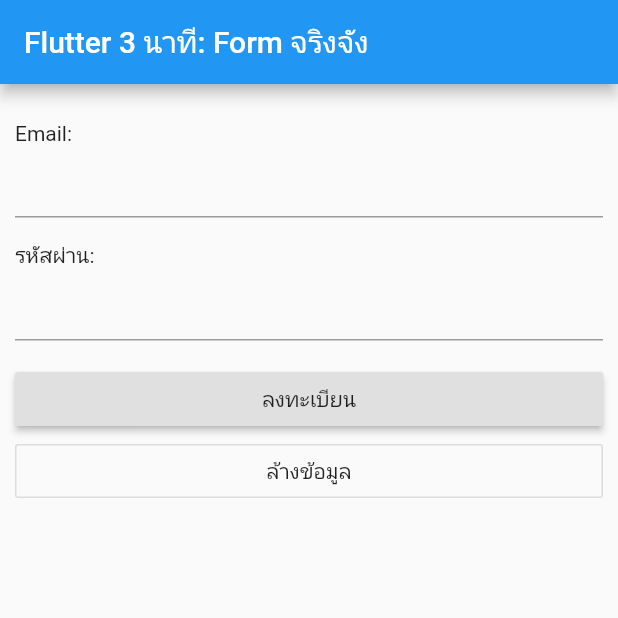
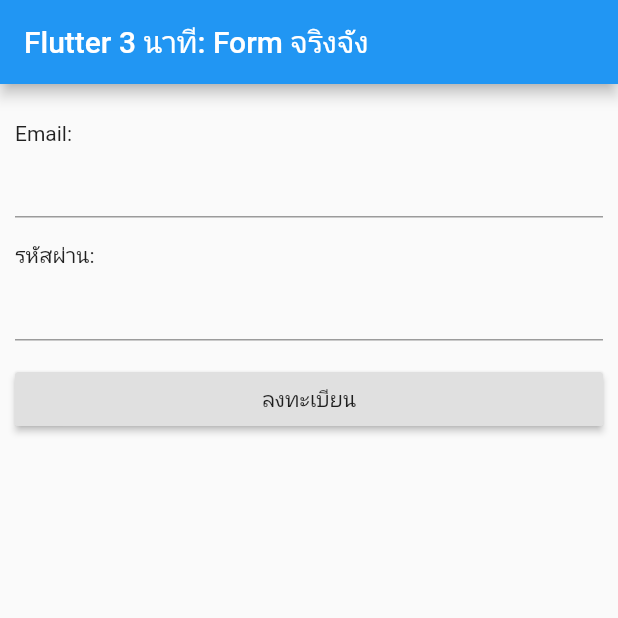
Before and after one commit to teerasej/nextflow_widget_today_form_1, a Flutter app: the screen it shows after launch, on a phone screen of 412 x 824 dp, the top half of it. Run offline on Flutter 3.47's test engine with Material 2 defaults, Android fonts, the phone set to English and light mode, and no system bars.

Commit message:
remove clear button

```diff
--- a/lib/main.dart
+++ b/lib/main.dart
@@ -87,19 +87,6 @@ class _MyHomePageState extends State<MyHomePage> {
                       ),
                     ],
                   ),
-                  Row(
-                    children: <Widget>[
-                      Expanded(
-                        flex: 2,
-                        child: OutlineButton(
-                          onPressed: () {
-                            _formKey.currentState.reset();
-                          },
-                          child: Text('ล้างข้อมูล'),
-                        ),
-                      ),
-                    ],
-                  )
                 ],
               )),
         ));
```
